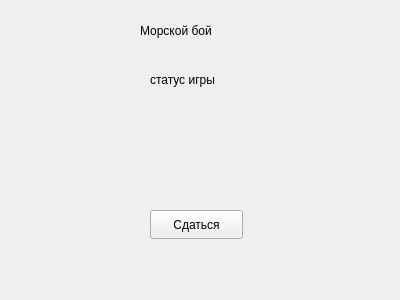
First picture: the form in SeaBattleClient/GameWindow.ui, repository m0tja5k/MorskojBojTMP, before the edit.
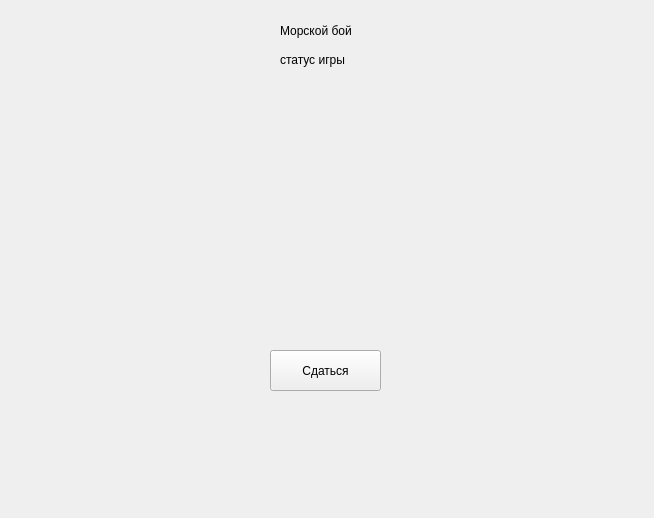
Second picture: the form after the edit.

The edit to the form file:
```diff
--- a/SeaBattleClient/GameWindow.ui
+++ b/SeaBattleClient/GameWindow.ui
@@ -6,8 +6,8 @@
    <rect>
     <x>0</x>
     <y>0</y>
-    <width>400</width>
-    <height>300</height>
+    <width>654</width>
+    <height>518</height>
    </rect>
   </property>
   <property name="windowTitle">
@@ -16,9 +16,9 @@
   <widget class="QLabel" name="label">
    <property name="geometry">
     <rect>
-     <x>140</x>
+     <x>280</x>
      <y>10</y>
-     <width>131</width>
+     <width>101</width>
      <height>41</height>
     </rect>
    </property>
@@ -30,29 +30,18 @@
    <property name="geometry">
     <rect>
      <x>0</x>
-     <y>110</y>
-     <width>160</width>
-     <height>80</height>
+     <y>100</y>
+     <width>291</width>
+     <height>231</height>
     </rect>
    </property>
    <layout class="QGridLayout" name="gridLayout"/>
   </widget>
-  <widget class="QWidget" name="gridLayoutWidget_2">
-   <property name="geometry">
-    <rect>
-     <x>230</x>
-     <y>110</y>
-     <width>160</width>
-     <height>80</height>
-    </rect>
-   </property>
-   <layout class="QGridLayout" name="gridLayout_2"/>
-  </widget>
   <widget class="QLabel" name="statusLabel">
    <property name="geometry">
     <rect>
-     <x>150</x>
-     <y>70</y>
+     <x>280</x>
+     <y>50</y>
      <width>101</width>
      <height>20</height>
     </rect>
@@ -64,16 +53,27 @@
   <widget class="QPushButton" name="surrenderButton">
    <property name="geometry">
     <rect>
-     <x>150</x>
-     <y>210</y>
-     <width>93</width>
-     <height>29</height>
+     <x>270</x>
+     <y>350</y>
+     <width>111</width>
+     <height>41</height>
     </rect>
    </property>
    <property name="text">
     <string>Сдаться</string>
    </property>
   </widget>
+  <widget class="QWidget" name="gridLayoutWidget_2">
+   <property name="geometry">
+    <rect>
+     <x>360</x>
+     <y>100</y>
+     <width>291</width>
+     <height>231</height>
+    </rect>
+   </property>
+   <layout class="QGridLayout" name="gridLayout_2"/>
+  </widget>
  </widget>
  <resources/>
  <connections/>
```
